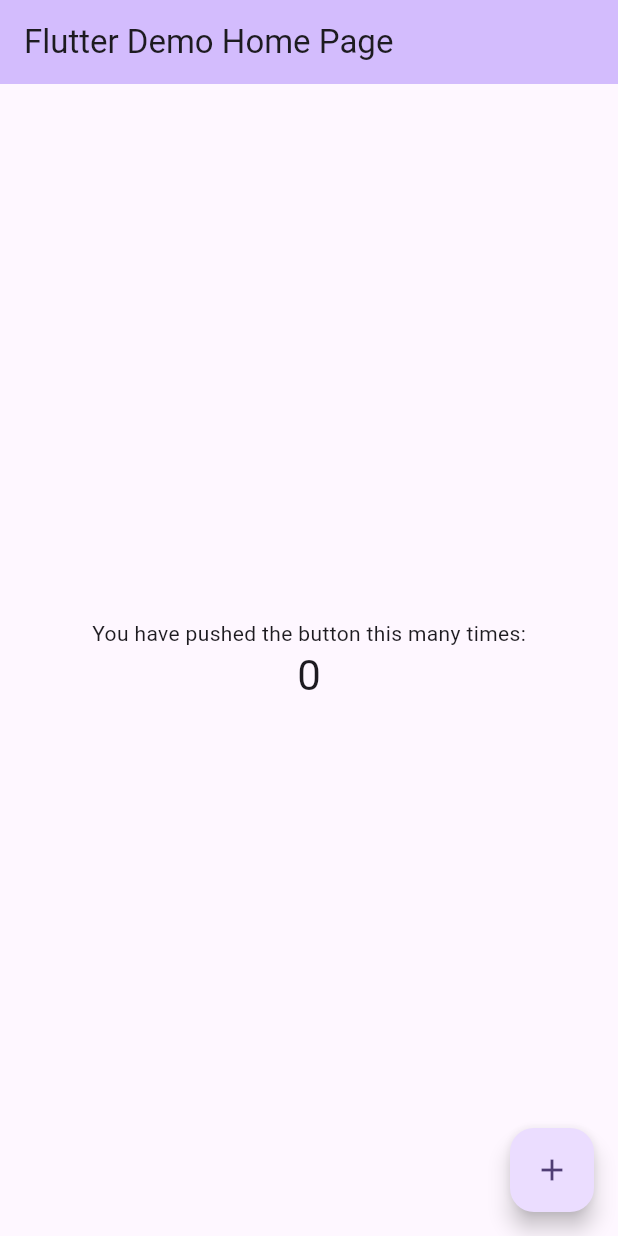
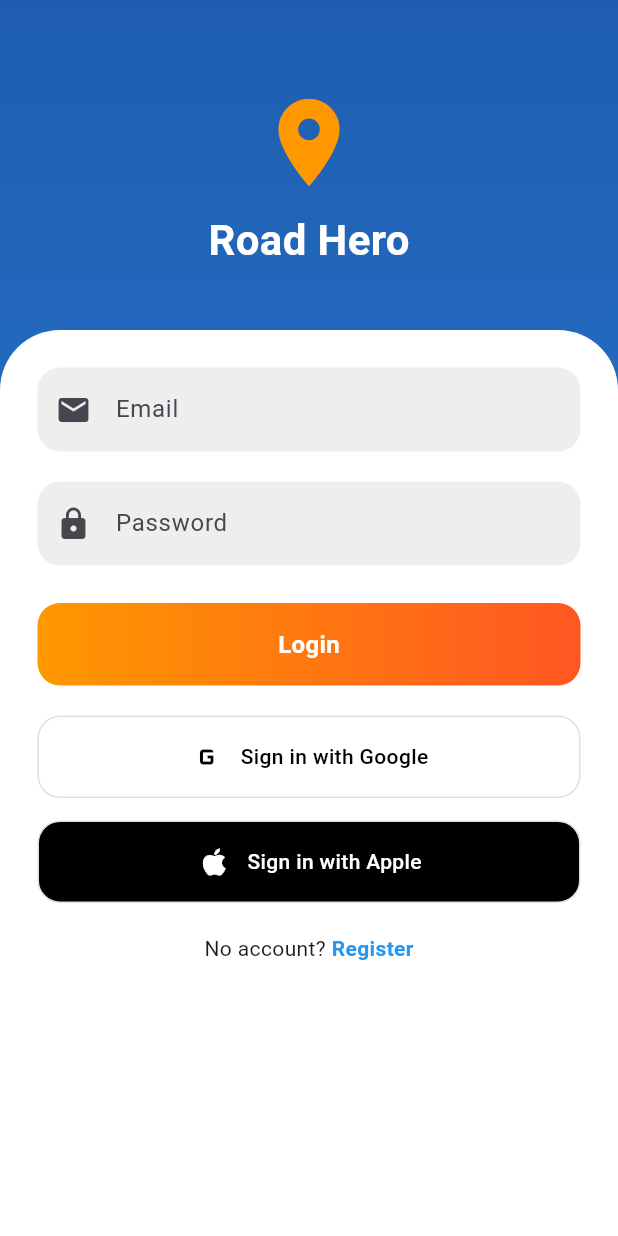
Before and after one commit to touhidhimuiux/roadHero, a Flutter app: the screen it shows after launch, on a phone screen of 412 x 824 dp. Run offline on Flutter 3.47's test engine with Material 3 defaults, Android fonts, the phone set to English and light mode, and no system bars.

Commit message:
add login & sign up

```diff
--- a/roadhero_app/lib/main.dart
+++ b/roadhero_app/lib/main.dart
@@ -1,122 +1,18 @@
 import 'package:flutter/material.dart';
+import 'screens/login_screen.dart';
 
 void main() {
-  runApp(const MyApp());
+  runApp(const RoadHeroApp());
 }
 
-class MyApp extends StatelessWidget {
-  const MyApp({super.key});
+class RoadHeroApp extends StatelessWidget {
+  const RoadHeroApp({super.key});
 
-  // This widget is the root of your application.
   @override
   Widget build(BuildContext context) {
-    return MaterialApp(
-      title: 'Flutter Demo',
-      theme: ThemeData(
-        // This is the theme of your application.
-        //
-        // TRY THIS: Try running your application with "flutter run". You'll see
-        // the application has a purple toolbar. Then, without quitting the app,
-        // try changing the seedColor in the colorScheme below to Colors.green
-        // and then invoke "hot reload" (save your changes or press the "hot
-        // reload" button in a Flutter-supported IDE, or press "r" if you used
-        // the command line to start the app).
-        //
-        // Notice that the counter didn't reset back to zero; the application
-        // state is not lost during the reload. To reset the state, use hot
-        // restart instead.
-        //
-        // This works for code too, not just values: Most code changes can be
-        // tested with just a hot reload.
-        colorScheme: .fromSeed(seedColor: Colors.deepPurple),
-      ),
-      home: const MyHomePage(title: 'Flutter Demo Home Page'),
+    return const MaterialApp(
+      debugShowCheckedModeBanner: false,
+      home: LoginScreen(),
     );
   }
 }
-
-class MyHomePage extends StatefulWidget {
-  const MyHomePage({super.key, required this.title});
-
-  // This widget is the home page of your application. It is stateful, meaning
-  // that it has a State object (defined below) that contains fields that affect
-  // how it looks.
-
-  // This class is the configuration for the state. It holds the values (in this
-  // case the title) provided by the parent (in this case the App widget) and
-  // used by the build method of the State. Fields in a Widget subclass are
-  // always marked "final".
-
-  final String title;
-
-  @override
-  State<MyHomePage> createState() => _MyHomePageState();
-}
-
-class _MyHomePageState extends State<MyHomePage> {
-  int _counter = 0;
-
-  void _incrementCounter() {
-    setState(() {
-      // This call to setState tells the Flutter framework that something has
-      // changed in this State, which causes it to rerun the build method below
-      // so that the display can reflect the updated values. If we changed
-      // _counter without calling setState(), then the build method would not be
-      // called again, and so nothing would appear to happen.
-      _counter++;
-    });
-  }
-
-  @override
-  Widget build(BuildContext context) {
-    // This method is rerun every time setState is called, for instance as done
-    // by the _incrementCounter method above.
-    //
-    // The Flutter framework has been optimized to make rerunning build methods
-    // fast, so that you can just rebuild anything that needs updating rather
-    // than having to individually change instances of widgets.
-    return Scaffold(
-      appBar: AppBar(
-        // TRY THIS: Try changing the color here to a specific color (to
-        // Colors.amber, perhaps?) and trigger a hot reload to see the AppBar
-        // change color while the other colors stay the same.
-        backgroundColor: Theme.of(context).colorScheme.inversePrimary,
-        // Here we take the value from the MyHomePage object that was created by
-        // the App.build method, and use it to set our appbar title.
-        title: Text(widget.title),
-      ),
-      body: Center(
-        // Center is a layout widget. It takes a single child and positions it
-        // in the middle of the parent.
-        child: Column(
-          // Column is also a layout widget. It takes a list of children and
-          // arranges them vertically. By default, it sizes itself to fit its
-          // children horizontally, and tries to be as tall as its parent.
-          //
-          // Column has various properties to control how it sizes itself and
-          // how it positions its children. Here we use mainAxisAlignment to
-          // center the children vertically; the main axis here is the vertical
-          // axis because Columns are vertical (the cross axis would be
-          // horizontal).
-          //
-          // TRY THIS: Invoke "debug painting" (choose the "Toggle Debug Paint"
-          // action in the IDE, or press "p" in the console), to see the
-          // wireframe for each widget.
-          mainAxisAlignment: .center,
-          children: [
-            const Text('You have pushed the button this many times:'),
-            Text(
-              '$_counter',
-              style: Theme.of(context).textTheme.headlineMedium,
-            ),
-          ],
-        ),
-      ),
-      floatingActionButton: FloatingActionButton(
-        onPressed: _incrementCounter,
-        tooltip: 'Increment',
-        child: const Icon(Icons.add),
-      ),
-    );
-  }
-}
--- /dev/null
+++ b/roadhero_app/lib/screens/login_screen.dart
@@ -0,0 +1,105 @@
+import 'package:flutter/material.dart';
+import '../widgets/custom_widgets.dart';
+import 'signup_screen.dart';
+
+class LoginScreen extends StatelessWidget {
+  const LoginScreen({super.key});
+
+  @override
+  Widget build(BuildContext context) {
+    return Scaffold(
+      body: Container(
+        decoration: const BoxDecoration(
+          gradient: LinearGradient(
+            colors: [Color(0xFF1E5DB0), Color(0xFF2E86DE)],
+            begin: Alignment.topCenter,
+            end: Alignment.bottomCenter,
+          ),
+        ),
+        child: SafeArea(
+          child: Column(
+            children: [
+              const SizedBox(height: 60),
+              const Icon(Icons.location_on,
+                  size: 70, color: Colors.orange),
+              const SizedBox(height: 10),
+              const Text(
+                "Road Hero",
+                style: TextStyle(
+                    fontSize: 28,
+                    fontWeight: FontWeight.bold,
+                    color: Colors.white),
+              ),
+              const SizedBox(height: 40),
+
+              Expanded(
+                child: Container(
+                  padding: const EdgeInsets.all(25),
+                  decoration: const BoxDecoration(
+                    color: Colors.white,
+                    borderRadius:
+                        BorderRadius.vertical(top: Radius.circular(40)),
+                  ),
+                  child: Column(
+                    children: [
+                      buildTextField("Email", Icons.email),
+                      const SizedBox(height: 20),
+                      buildTextField("Password", Icons.lock,
+                          isPassword: true),
+                      const SizedBox(height: 25),
+
+                      buildPrimaryButton("Login"),
+
+                      const SizedBox(height: 20),
+
+                      buildSocialButton(
+                          "Sign in with Google",
+                          Colors.white,
+                          Colors.black,
+                          Icons.g_mobiledata),
+
+                      const SizedBox(height: 15),
+
+                      buildSocialButton(
+                          "Sign in with Apple",
+                          Colors.black,
+                          Colors.white,
+                          Icons.apple),
+
+                      const SizedBox(height: 20),
+
+                      Row(
+                        mainAxisAlignment:
+                            MainAxisAlignment.center,
+                        children: [
+                          const Text("No account? "),
+                          GestureDetector(
+                            onTap: () {
+                              Navigator.push(
+                                context,
+                                MaterialPageRoute(
+                                    builder: (_) =>
+                                        const SignupScreen()),
+                              );
+                            },
+                            child: const Text(
+                              "Register",
+                              style: TextStyle(
+                                  color: Colors.blue,
+                                  fontWeight:
+                                      FontWeight.bold),
+                            ),
+                          )
+                        ],
+                      )
+                    ],
+                  ),
+                ),
+              )
+            ],
+          ),
+        ),
+      ),
+    );
+  }
+}
--- /dev/null
+++ b/roadhero_app/lib/widgets/custom_widgets.dart
@@ -0,0 +1,66 @@
+import 'package:flutter/material.dart';
+
+Widget buildTextField(String hint, IconData icon,
+    {bool isPassword = false}) {
+  return TextField(
+    obscureText: isPassword,
+    decoration: InputDecoration(
+      prefixIcon: Icon(icon),
+      hintText: hint,
+      filled: true,
+      fillColor: Colors.grey[200],
+      border: OutlineInputBorder(
+        borderRadius: BorderRadius.circular(15),
+        borderSide: BorderSide.none,
+      ),
+    ),
+  );
+}
+
+Widget buildPrimaryButton(String text) {
+  return Container(
+    width: double.infinity,
+    height: 55,
+    decoration: BoxDecoration(
+      gradient: const LinearGradient(
+        colors: [Colors.orange, Colors.deepOrange],
+      ),
+      borderRadius: BorderRadius.circular(15),
+    ),
+    child: Center(
+      child: Text(
+        text,
+        style: const TextStyle(
+            color: Colors.white,
+            fontSize: 16,
+            fontWeight: FontWeight.bold),
+      ),
+    ),
+  );
+}
+
+Widget buildSocialButton(
+    String text, Color bgColor, Color textColor, IconData icon) {
+  return Container(
+    width: double.infinity,
+    height: 55,
+    decoration: BoxDecoration(
+      color: bgColor,
+      borderRadius: BorderRadius.circular(15),
+      border: Border.all(color: Colors.grey.shade300),
+    ),
+    child: Row(
+      mainAxisAlignment: MainAxisAlignment.center,
+      children: [
+        Icon(icon, color: textColor),
+        const SizedBox(width: 10),
+        Text(
+          text,
+          style: TextStyle(
+              color: textColor,
+              fontWeight: FontWeight.w500),
+        ),
+      ],
+    ),
+  );
+}
```
Also changed, not shown: roadhero_app/lib/screens/signup_screen.dart (added, +83 -0 lines).
